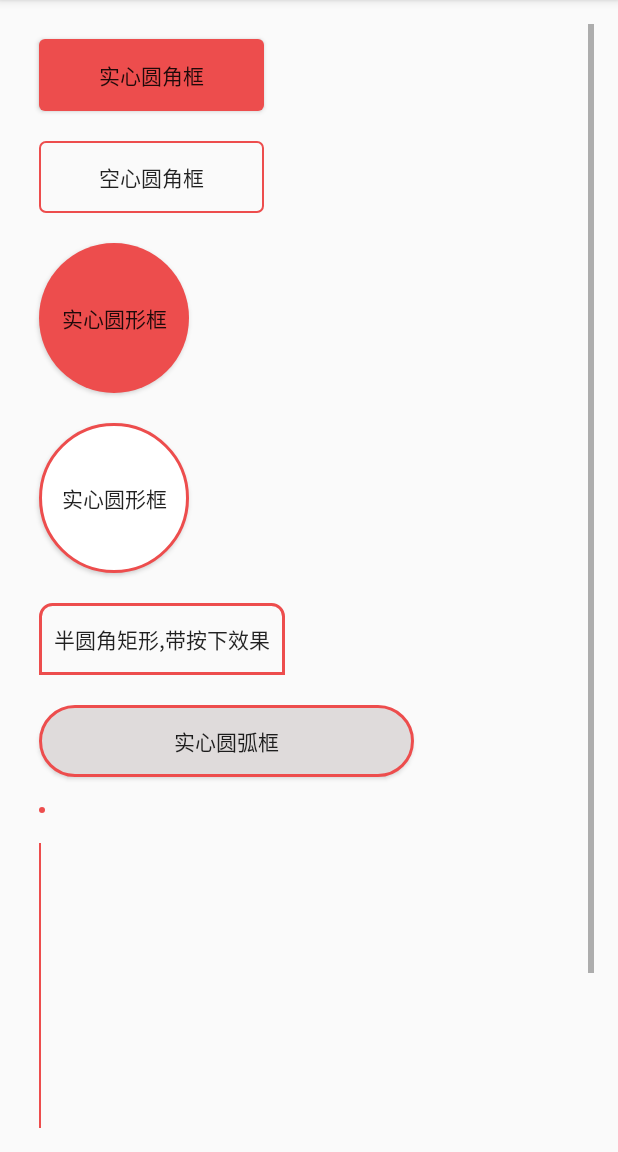
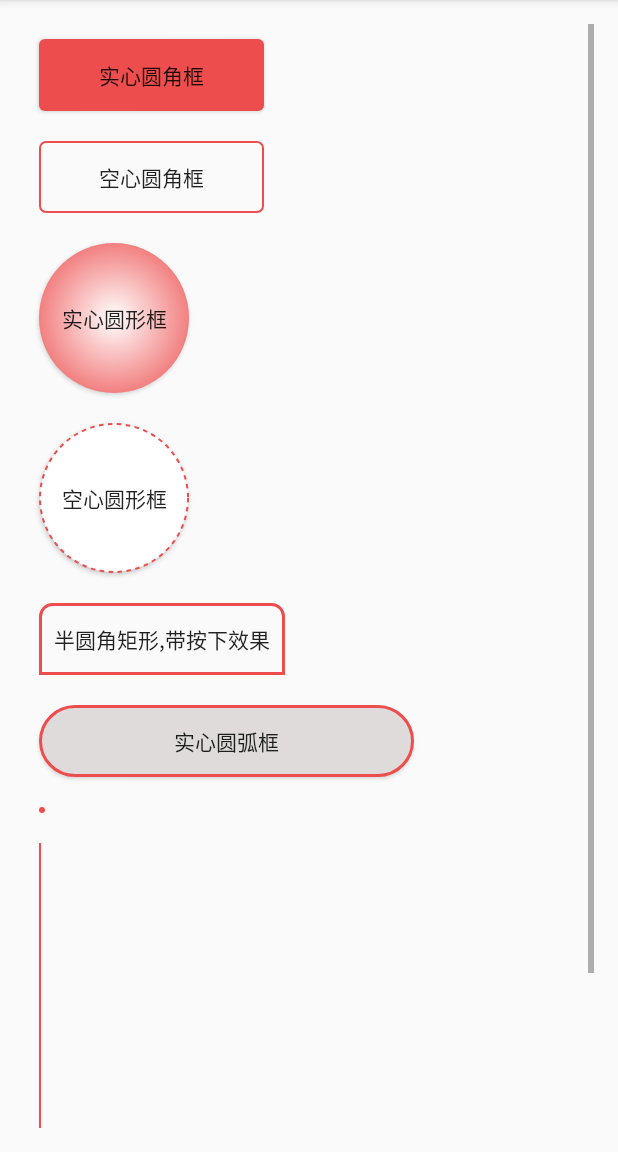
Before and after one commit to LeeeYou/FixMyProblem, an Android app: the Problem04_ShapeSourceActivity screen opened directly, with no data from a screen before it, on a phone screen of 412 x 824 dp, the part 84-1236 px from its top. Run offline under Robolectric (Android 15) with nearby library versions, the phone set to English and light mode, and no system bars.

Commit message:
增加渐变色、dashWidth

```diff
--- a/app/src/main/res/drawable/shape_circle_solid.xml
+++ b/app/src/main/res/drawable/shape_circle_solid.xml
@@ -5,8 +5,8 @@
     <solid android:color="@color/txt_ed4d4d" />
 
     <size
-        android:width="4dp"
-        android:height="4dp" />
+        android:width="100dp"
+        android:height="100dp" />
 
     <padding
         android:bottom="4dp"
@@ -14,4 +14,11 @@
         android:right="4dp"
         android:top="4dp" />
 
+    <gradient
+        android:angle="180"
+        android:endColor="#ed4d4d"
+        android:gradientRadius="70dp"
+        android:startColor="#ffffff"
+        android:type="radial" />
+
 </shape>
--- a/app/src/main/res/drawable/shape_circle_stroke.xml
+++ b/app/src/main/res/drawable/shape_circle_stroke.xml
@@ -5,12 +5,14 @@
     <solid android:color="@color/white" />
 
     <stroke
-        android:width="2dp"
-        android:color="@color/txt_ed4d4d" />
+        android:width="1dp"
+        android:color="@color/txt_ed4d4d"
+        android:dashGap="3dp"
+        android:dashWidth="3dp" />
 
     <size
-        android:width="4dp"
-        android:height="4dp" />
+        android:width="40dp"
+        android:height="40dp" />
 
     <padding
         android:bottom="4dp"
--- a/app/src/main/res/layout/activity_shape_source.xml
+++ b/app/src/main/res/layout/activity_shape_source.xml
@@ -39,7 +39,7 @@
             android:layout_height="100dp"
             android:layout_margin="10dp"
             android:background="@drawable/shape_circle_stroke"
-            android:text="实心圆形框" />
+            android:text="空心圆形框" />
 
         <Button
             android:layout_width="wrap_content"
```
